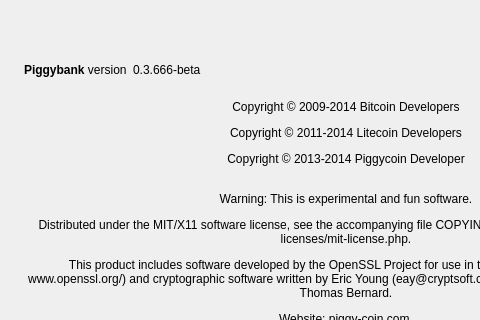
The window that src/qt/forms/aboutdialog.ui (piggycoin/piggycoin) describes before a commit, drawn with Qt 5; both pictures show x 0 to 480 and y 0 to 320 of the 679 by 414 pixel window.
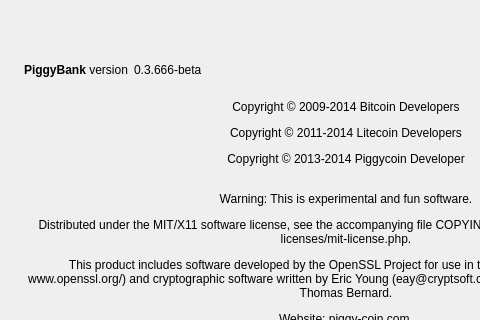
The same window after the commit. Icons and pictures are not drawn.

Commit message: piggybank -> PiggyBank

Patch:
```diff
--- a/src/qt/forms/aboutdialog.ui
+++ b/src/qt/forms/aboutdialog.ui
@@ -50,7 +50,7 @@
           <cursorShape>IBeamCursor</cursorShape>
          </property>
          <property name="text">
-          <string>&lt;html&gt;&lt;head/&gt;&lt;body&gt;&lt;p&gt;&lt;span style=&quot; font-weight:600;&quot;&gt;Piggybank&lt;/span&gt; version&lt;/p&gt;&lt;/body&gt;&lt;/html&gt;</string>
+          <string>&lt;html&gt;&lt;head/&gt;&lt;body&gt;&lt;p&gt;&lt;span style=&quot; font-weight:600;&quot;&gt;PiggyBank&lt;/span&gt; version&lt;/p&gt;&lt;/body&gt;&lt;/html&gt;</string>
          </property>
          <property name="textInteractionFlags">
           <set>Qt::LinksAccessibleByMouse|Qt::TextSelectableByKeyboard|Qt::TextSelectableByMouse</set>
```
The commit also changes 12 other files.
